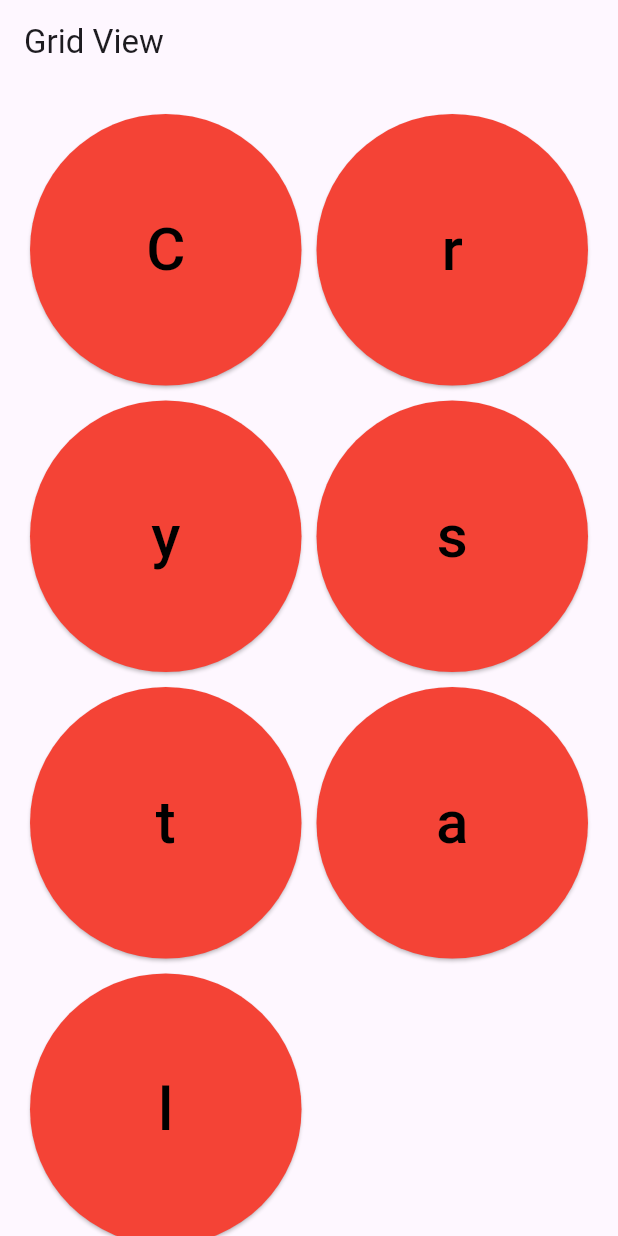
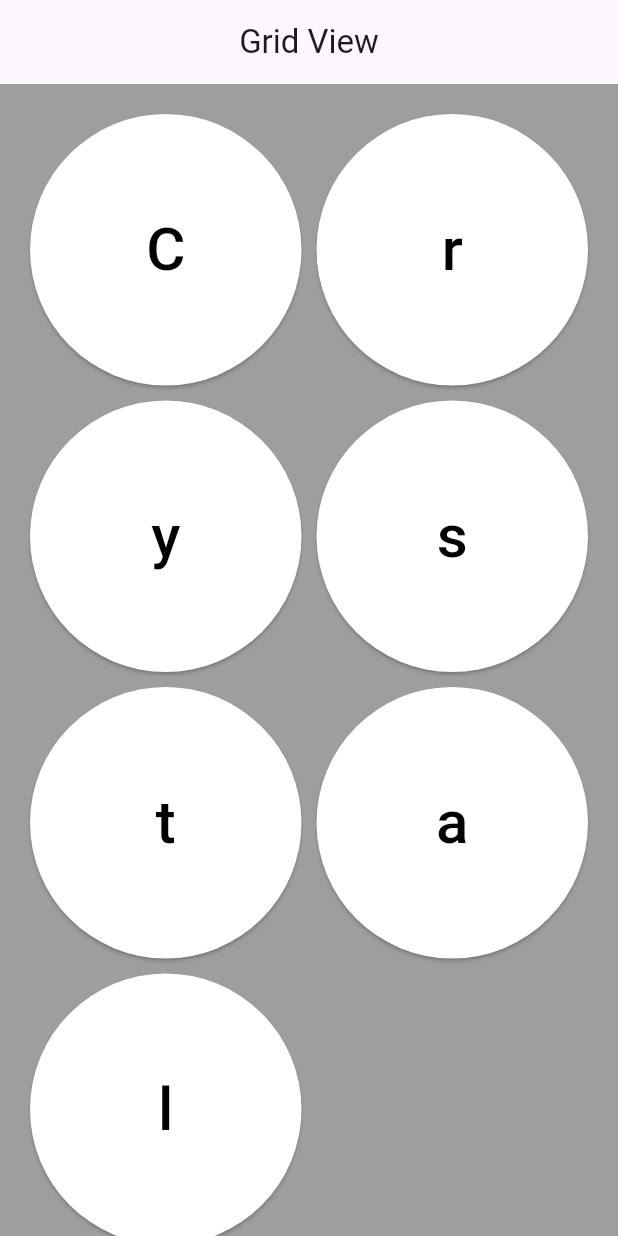
Before and after one commit to CrystalKhadka/class_test_crystal, a Flutter app: the screen it shows after launch, on a phone screen of 412 x 824 dp. Run offline on Flutter 3.47's test engine with Material 3 defaults, Android fonts, the phone set to English and light mode, and no system bars.

Commit message:
change theme

```diff
--- a/lib/common/my_button.dart
+++ b/lib/common/my_button.dart
@@ -32,7 +32,7 @@ class _MyButtonState extends State<MyButton> {
         style: ButtonStyle(
           backgroundColor: MaterialStateProperty.all<Color>(
             isFirstClick
-                ? Colors.red
+                ? Colors.white
                 : Colors.blue, // Change color on first click
           ),
         ),
--- a/lib/screen/grid_view_screen.dart
+++ b/lib/screen/grid_view_screen.dart
@@ -10,8 +10,10 @@ class GridViewScreen extends StatelessWidget {
   @override
   Widget build(BuildContext context) {
     return Scaffold(
+      backgroundColor: Colors.grey,
       appBar: AppBar(
         title: const Text('Grid View'),
+        centerTitle: true,
       ),
       body: GridView.count(
         padding: const EdgeInsets.all(20),
--- a/lib/screen/splash_screen.dart
+++ b/lib/screen/splash_screen.dart
@@ -26,6 +26,7 @@ class _SplashScreenState extends State<SplashScreen> {
   @override
   Widget build(BuildContext context) {
     return const Scaffold(
+      backgroundColor: Colors.amber,
       body: Center(
         child: Text(
           "Welcome Crystal",
```
